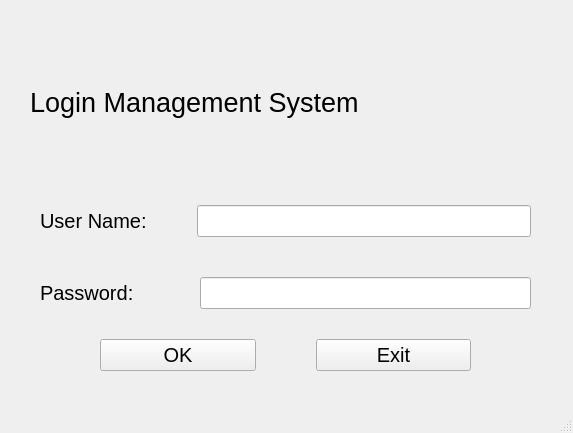
Old version of the form mainwindow.ui in the repository M0tgh3y/Login-Form-Qt.
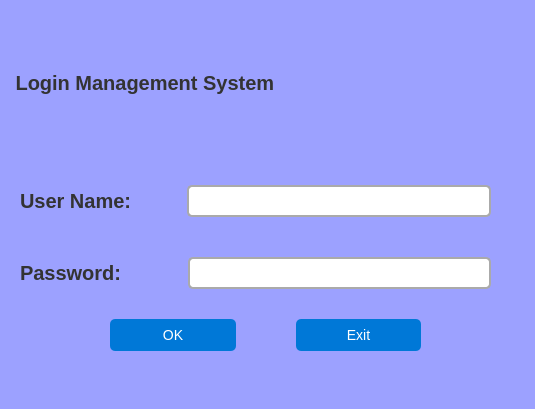
New version of the form.

Commit message: add style for that

Diff of the .ui file:
```diff
--- a/mainwindow.ui
+++ b/mainwindow.ui
@@ -6,8 +6,8 @@
    <rect>
     <x>0</x>
     <y>0</y>
-    <width>573</width>
-    <height>433</height>
+    <width>535</width>
+    <height>409</height>
    </rect>
   </property>
   <property name="windowTitle">
@@ -16,12 +16,16 @@
   <property name="layoutDirection">
    <enum>Qt::LayoutDirection::LeftToRight</enum>
   </property>
+  <property name="styleSheet">
+   <string notr="true">background-color: rgb(156, 161, 255);
+font-family: Arial, sans-serif;</string>
+  </property>
   <widget class="QWidget" name="centralwidget">
    <widget class="QWidget" name="gridLayoutWidget">
     <property name="geometry">
      <rect>
-      <x>20</x>
-      <y>20</y>
+      <x>0</x>
+      <y>0</y>
       <width>531</width>
       <height>361</height>
      </rect>
@@ -48,16 +52,23 @@
         <widget class="QLabel" name="nameofprogram">
          <property name="font">
           <font>
-           <pointsize>20</pointsize>
+           <family>Arial</family>
+           <pointsize>-1</pointsize>
+           <bold>true</bold>
           </font>
          </property>
+         <property name="styleSheet">
+          <string notr="true">font-size: 20px;
+    font-weight: bold;
+    color: #333;</string>
+         </property>
          <property name="text">
-          <string>Login Management System</string>
+          <string> Login Management System</string>
          </property>
         </widget>
        </item>
        <item>
-        <layout class="QHBoxLayout" name="horizontalLayout_2">
+        <layout class="QHBoxLayout" name="horizontalLayout_2" stretch="0,0">
          <property name="spacing">
           <number>50</number>
          </property>
@@ -68,7 +79,7 @@
           <number>10</number>
          </property>
          <property name="rightMargin">
-          <number>10</number>
+          <number>30</number>
          </property>
          <property name="bottomMargin">
           <number>10</number>
@@ -77,11 +88,18 @@
           <widget class="QLabel" name="username">
            <property name="font">
             <font>
-             <pointsize>15</pointsize>
+             <family>Arial</family>
+             <pointsize>-1</pointsize>
+             <bold>true</bold>
             </font>
            </property>
+           <property name="styleSheet">
+            <string notr="true">font-size: 20px;
+    font-weight: bold;
+    color: #333;</string>
+           </property>
            <property name="text">
-            <string>User Name:</string>
+            <string>User Name: </string>
            </property>
           </widget>
          </item>
@@ -89,9 +107,24 @@
           <widget class="QLineEdit" name="useredit">
            <property name="font">
             <font>
-             <pointsize>15</pointsize>
+             <family>Arial</family>
+             <pointsize>-1</pointsize>
             </font>
            </property>
+           <property name="styleSheet">
+            <string notr="true">QLineEdit {
+	color: black;
+    border: 2px solid #aaa;
+    border-radius: 5px;
+    padding: 5px;
+    font-size: 14px;
+    background-color: white;
+}
+
+QLineEdit:focus {
+    border-color: #0078D7; /* Blue border on focus */
+}</string>
+           </property>
           </widget>
          </item>
         </layout>
@@ -108,7 +141,7 @@
           <number>10</number>
          </property>
          <property name="rightMargin">
-          <number>10</number>
+          <number>30</number>
          </property>
          <property name="bottomMargin">
           <number>10</number>
@@ -117,9 +150,16 @@
           <widget class="QLabel" name="password">
            <property name="font">
             <font>
-             <pointsize>15</pointsize>
+             <family>Arial</family>
+             <pointsize>-1</pointsize>
+             <bold>true</bold>
             </font>
            </property>
+           <property name="styleSheet">
+            <string notr="true">font-size: 20px;
+    font-weight: bold;
+    color: #333;</string>
+           </property>
            <property name="text">
             <string>Password:   </string>
            </property>
@@ -129,9 +169,24 @@
           <widget class="QLineEdit" name="passedit">
            <property name="font">
             <font>
-             <pointsize>15</pointsize>
+             <family>Arial</family>
+             <pointsize>-1</pointsize>
             </font>
            </property>
+           <property name="styleSheet">
+            <string notr="true">QLineEdit {
+	color: black;
+    border: 2px solid #aaa;
+    border-radius: 5px;
+    padding: 5px;
+    font-size: 14px;
+    background-color: white;
+}
+
+QLineEdit:focus {
+    border-color: #0078D7; /* Blue border on focus */
+}</string>
+           </property>
           </widget>
          </item>
         </layout>
@@ -142,18 +197,37 @@
           <number>60</number>
          </property>
          <property name="leftMargin">
-          <number>70</number>
+          <number>100</number>
          </property>
          <property name="rightMargin">
-          <number>70</number>
+          <number>100</number>
          </property>
          <item>
           <widget class="QPushButton" name="okbutton">
            <property name="font">
             <font>
-             <pointsize>15</pointsize>
+             <family>Arial</family>
+             <pointsize>-1</pointsize>
             </font>
            </property>
+           <property name="styleSheet">
+            <string notr="true">QPushButton {
+    background-color: #0078D7;
+    color: white;
+    border-radius: 5px;
+    padding: 8px;
+    font-size: 14px;
+    border: none;
+}
+
+QPushButton:hover {
+    background-color: #005a9e;
+}
+
+QPushButton:pressed {
+    background-color: #003f7f;
+}</string>
+           </property>
            <property name="text">
             <string>OK</string>
            </property>
@@ -163,9 +237,28 @@
           <widget class="QPushButton" name="exit_button">
            <property name="font">
             <font>
-             <pointsize>15</pointsize>
+             <family>Arial</family>
+             <pointsize>-1</pointsize>
             </font>
            </property>
+           <property name="styleSheet">
+            <string notr="true">QPushButton {
+    background-color: #0078D7;
+    color: white;
+    border-radius: 5px;
+    padding: 8px;
+    font-size: 14px;
+    border: none;
+}
+
+QPushButton:hover {
+    background-color: #005a9e;
+}
+
+QPushButton:pressed {
+    background-color: #003f7f;
+}</string>
+           </property>
            <property name="text">
             <string>Exit</string>
            </property>
```
Left out of the diff: 6 changed lines with no effect on the pictures. The commit also changes 5 other files.
